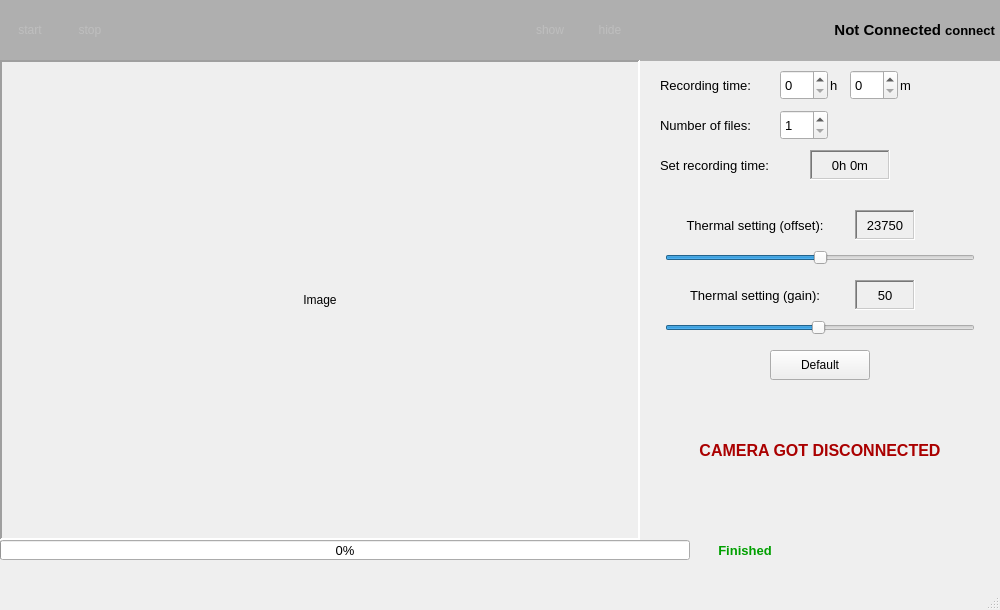
Old version of the form sleepmonitormain.ui in the repository Schmidt9898/qt_sleepmonitor.
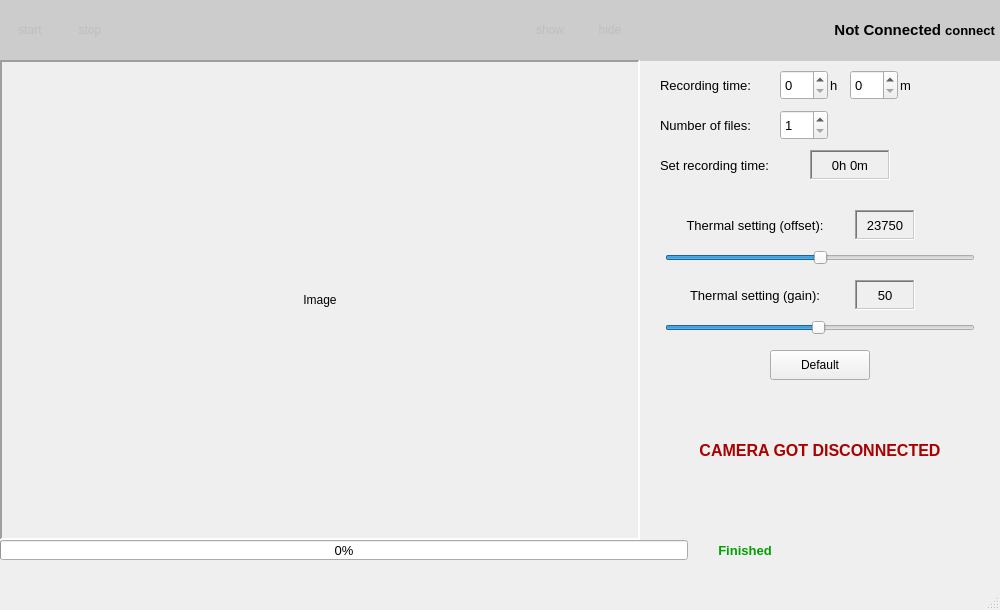
New version of the form.

```diff
--- a/sleepmonitormain.ui
+++ b/sleepmonitormain.ui
@@ -273,7 +273,7 @@
      <rect>
       <x>0</x>
       <y>540</y>
-      <width>690</width>
+      <width>688</width>
       <height>20</height>
      </rect>
     </property>
@@ -677,7 +677,7 @@
      </rect>
     </property>
     <property name="styleSheet">
-     <string notr="true">background-color: rgb(175, 175, 175);</string>
+     <string notr="true">background-color: rgb(204, 204, 204);</string>
     </property>
     <property name="frameShape">
      <enum>QFrame::NoFrame</enum>
@@ -701,6 +701,9 @@
        <bold>true</bold>
       </font>
      </property>
+     <property name="styleSheet">
+      <string notr="true">color: rgb(0, 0, 0);</string>
+     </property>
      <property name="text">
       <string>connect</string>
      </property>
@@ -738,6 +741,9 @@
        <bold>true</bold>
       </font>
      </property>
+     <property name="styleSheet">
+      <string notr="true">color: rgb(0, 0, 0);</string>
+     </property>
      <property name="text">
       <string>Not Connected</string>
      </property>
```
